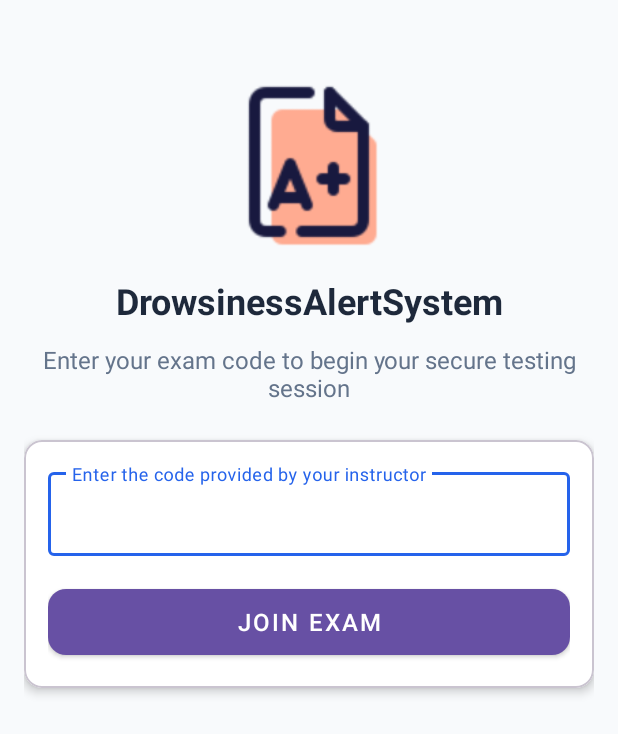
After one commit to AnonyFriday/_PROJECT_Drownsiness-Alert-System, an Android app: the layout activity_main.xml on its own in the app's theme, with its tools: preview values and no code run, on a phone screen of 412 x 824 dp. The commit adds this screen. Shown: the top 734 px of the screen. Run offline under Robolectric (Android 15) with nearby library versions, the phone set to English and light mode, and no system bars.

Commit message:
adds main activity

```diff
--- a/app/src/main/AndroidManifest.xml
+++ b/app/src/main/AndroidManifest.xml
@@ -3,7 +3,12 @@
 
     <uses-feature
         android:name="android.hardware.camera"
-        android:required="false" />
+        android:required="false" /> <!-- Permissions -->
+    <uses-permission android:name="android.permission.POST_NOTIFICATIONS" />
+    <uses-permission android:name="android.permission.CAMERA" />
+    <uses-permission android:name="android.permission.INTERNET" />
+    <uses-permission android:name="android.permission.WAKE_LOCK" />
+
     <application
         android:allowBackup="true"
         android:dataExtractionRules="@xml/data_extraction_rules"
@@ -13,19 +18,19 @@
         android:roundIcon="@mipmap/ic_launcher_round"
         android:supportsRtl="true"
         android:theme="@style/Theme.DrowsinessAlertSystem">
-
+        <activity
+            android:name=".camera.CameraActivity"
+            android:exported="false" />
         <!-- Activities -->
         <activity
-            android:name=".camera.CameraActivity"
+            android:name=".MainActivity"
             android:exported="true">
             <intent-filter>
                 <action android:name="android.intent.action.MAIN" />
+
                 <category android:name="android.intent.category.LAUNCHER" />
             </intent-filter>
-        </activity>
-
-
-        <!-- Services -->
+        </activity> <!-- Services -->
         <service
             android:name=".services.NotificationFMService"
             android:exported="false">
@@ -35,10 +40,4 @@
         </service>
     </application>
 
-    <!-- Permissions -->
-    <uses-permission android:name="android.permission.POST_NOTIFICATIONS" />
-    <uses-permission android:name="android.permission.CAMERA" />
-    <uses-permission android:name="android.permission.INTERNET" />
-    <uses-permission android:name="android.permission.WAKE_LOCK" />
-
 </manifest>
--- /dev/null
+++ b/app/src/main/java/com/duyvukim/drowsinessalertsystem/MainActivity.java
@@ -0,0 +1,50 @@
+package com.duyvukim.drowsinessalertsystem;
+
+import android.content.Intent;
+import android.os.Bundle;
+import android.widget.TextView;
+
+import androidx.activity.EdgeToEdge;
+import androidx.appcompat.app.AppCompatActivity;
+import androidx.core.graphics.Insets;
+import androidx.core.view.ViewCompat;
+import androidx.core.view.WindowInsetsCompat;
+
+import com.duyvukim.drowsinessalertsystem.camera.CameraActivity;
+import com.duyvukim.drowsinessalertsystem.databinding.ActivityMainBinding;
+import com.duyvukim.drowsinessalertsystem.utils.AppCts;
+import com.google.android.material.button.MaterialButton;
+import com.google.android.material.textfield.TextInputEditText;
+import com.google.android.material.textfield.TextInputLayout;
+
+public class MainActivity extends AppCompatActivity {
+    private TextInputEditText examCodeInput;
+    private MaterialButton joinExamButton;
+
+    private ActivityMainBinding binding;
+    @Override
+    protected void onCreate(Bundle savedInstanceState) {
+        super.onCreate(savedInstanceState);
+        binding = ActivityMainBinding.inflate(getLayoutInflater());
+        setContentView(binding.getRoot());
+        initializeViews();
+        joinExamButton.setOnClickListener(v->{
+            String code;
+            if (examCodeInput.getText()!=null)
+                code = examCodeInput.getText().toString().trim();
+            else {
+                examCodeInput.setError("Please enter code!");
+                return ;
+            }
+
+            if (code.equals(AppCts.Notifications.EXAM_CODE))
+                startActivity(new Intent(MainActivity.this, CameraActivity.class));
+            else examCodeInput.setError("Code isn't found");
+        });
+    }
+
+    private void initializeViews() {
+        joinExamButton = binding.joinExamButton;
+        examCodeInput = binding.examCodeInput;
+    }
+}
--- a/app/src/main/java/com/duyvukim/drowsinessalertsystem/utils/AppCts.java
+++ b/app/src/main/java/com/duyvukim/drowsinessalertsystem/utils/AppCts.java
@@ -4,6 +4,7 @@ public class AppCts {
     public static class Notifications {
         public final static String NOTIFICATION_CHANNEL = "drowsy_alert";
         public final static int NOTIFICATION_ID = 2001;
+        public final static String EXAM_CODE = "12345";
     }
 
     public static class Thresholds {
--- /dev/null
+++ b/app/src/main/res/layout/activity_main.xml
@@ -0,0 +1,104 @@
+<?xml version="1.0" encoding="utf-8"?>
+<androidx.coordinatorlayout.widget.CoordinatorLayout
+    xmlns:android="http://schemas.android.com/apk/res/android"
+    xmlns:app="http://schemas.android.com/apk/res-auto"
+    android:layout_width="match_parent"
+    android:layout_height="match_parent"
+    android:background="@color/background">
+
+    <ScrollView
+        android:layout_width="match_parent"
+        android:layout_height="match_parent"
+        android:fillViewport="true">
+
+        <LinearLayout
+            android:layout_width="match_parent"
+            android:layout_height="wrap_content"
+            android:orientation="vertical"
+            android:padding="@dimen/spacing_large">
+
+            <ImageView
+                android:id="@+id/logoImage"
+                android:layout_width="120dp"
+                android:layout_height="120dp"
+                android:layout_gravity="center"
+                android:layout_marginTop="@dimen/spacing_xxlarge"
+                android:src="@drawable/splash_icon"
+                android:contentDescription="@string/app_logo"/>
+
+            <TextView
+                android:layout_width="match_parent"
+                android:layout_height="wrap_content"
+                android:layout_marginTop="@dimen/spacing_large"
+                android:text="@string/app_name"
+                android:textAlignment="center"
+                android:textColor="@color/text_primary"
+                android:textSize="@dimen/text_xlarge"
+                android:textStyle="bold"/>
+
+            <TextView
+                android:layout_width="match_parent"
+                android:layout_height="wrap_content"
+                android:layout_marginTop="@dimen/spacing_medium"
+                android:text="@string/exam_login_subtitle"
+                android:textAlignment="center"
+                android:textColor="@color/text_secondary"
+                android:textSize="@dimen/text_medium"/>
+
+            <com.google.android.material.card.MaterialCardView
+                android:layout_width="match_parent"
+                android:layout_height="wrap_content"
+                android:layout_marginTop="@dimen/spacing_xlarge"
+                app:cardCornerRadius="@dimen/corner_radius"
+                app:cardElevation="4dp"
+                app:cardBackgroundColor="@color/surface">
+
+                <LinearLayout
+                    android:layout_width="match_parent"
+                    android:layout_height="wrap_content"
+                    android:orientation="vertical"
+                    android:padding="@dimen/spacing_large">
+
+                    <com.google.android.material.textfield.TextInputLayout
+                        android:id="@+id/examCodeInputLayout"
+                        style="@style/TextInputLayout"
+                        android:layout_width="match_parent"
+                        android:layout_height="wrap_content"
+                        android:hint="@string/exam_code_hint">
+
+                        <com.google.android.material.textfield.TextInputEditText
+                            android:id="@+id/examCodeInput"
+                            android:layout_width="match_parent"
+                            android:layout_height="@dimen/input_height"
+                            android:inputType="textCapCharacters"
+                            android:maxLength="10"
+                            android:textColor="@color/text_primary"
+                            android:textSize="@dimen/text_medium"/>
+
+                    </com.google.android.material.textfield.TextInputLayout>
+
+                    <TextView
+                        android:id="@+id/errorText"
+                        android:layout_width="match_parent"
+                        android:layout_height="wrap_content"
+                        android:layout_marginTop="@dimen/spacing_small"
+                        android:textColor="@color/error"
+                        android:textSize="@dimen/text_small"
+                        android:visibility="gone"/>
+
+                    <com.google.android.material.button.MaterialButton
+                        android:id="@+id/joinExamButton"
+                        style="@style/Button"
+                        android:layout_width="match_parent"
+                        android:layout_marginTop="@dimen/spacing_large"
+                        android:text="@string/join_exam"/>
+
+                </LinearLayout>
+
+            </com.google.android.material.card.MaterialCardView>
+
+        </LinearLayout>
+
+    </ScrollView>
+
+</androidx.coordinatorlayout.widget.CoordinatorLayout>
--- a/app/src/main/res/values/colors.xml
+++ b/app/src/main/res/values/colors.xml
@@ -2,4 +2,14 @@
 <resources>
     <color name="black">#FF000000</color>
     <color name="white">#FFFFFFFF</color>
+    <color name="primary">#2563EB</color>
+    <color name="primary_dark">#1E40AF</color>
+    <color name="accent">#3B82F6</color>
+    <color name="background">#F8FAFC</color>
+    <color name="surface">#FFFFFF</color>
+    <color name="text_primary">#1E293B</color>
+    <color name="text_secondary">#64748B</color>
+    <color name="error">#DC2626</color>
+    <color name="disabled">#94A3B8</color>
+    <color name="border">#E2E8F0</color>
 </resources>
--- /dev/null
+++ b/app/src/main/res/values/dimens.xml
@@ -0,0 +1,17 @@
+<?xml version="1.0" encoding="utf-8"?>
+<resources>
+    <dimen name="spacing_small">8dp</dimen>
+    <dimen name="spacing_medium">12dp</dimen>
+    <dimen name="spacing_large">16dp</dimen>
+    <dimen name="spacing_xlarge">24dp</dimen>
+    <dimen name="spacing_xxlarge">32dp</dimen>
+
+    <dimen name="text_small">14sp</dimen>
+    <dimen name="text_medium">16sp</dimen>
+    <dimen name="text_large">18sp</dimen>
+    <dimen name="text_xlarge">24sp</dimen>
+
+    <dimen name="button_height">56dp</dimen>
+    <dimen name="input_height">56dp</dimen>
+    <dimen name="corner_radius">12dp</dimen>
+</resources>
--- a/app/src/main/res/values/strings.xml
+++ b/app/src/main/res/values/strings.xml
@@ -1,3 +1,13 @@
 <resources>
     <string name="app_name">DrowsinessAlertSystem</string>
+
+    <string name="app_logo">Application Logo</string>
+    <string name="exam_login_subtitle">Enter your exam code to begin your secure testing session</string>
+    <string name="exam_code_hint">Enter the code provided by your instructor</string>
+    <string name="join_exam">Join Exam</string>
+    <string name="error_empty_code">Please enter an exam code</string>
+    <string name="error_invalid_code">Invalid exam code. Please try again.</string>
+    <string name="warning_history">Warning History</string>
+    <string name="close">Close</string>
+    <string name="no_warnings">No warnings recorded</string>
 </resources>
--- /dev/null
+++ b/app/src/main/res/values/styles.xml
@@ -0,0 +1,22 @@
+<?xml version="1.0" encoding="utf-8"?>
+<resources>
+    <style name="AppTheme" parent="Theme.MaterialComponents.Light.NoActionBar">
+        <item name="colorPrimary">@color/primary</item>
+        <item name="colorPrimaryDark">@color/primary_dark</item>
+        <item name="colorAccent">@color/accent</item>
+        <item name="android:windowBackground">@color/background</item>
+    </style>
+
+    <style name="TextInputLayout" parent="Widget.MaterialComponents.TextInputLayout.OutlinedBox">
+        <item name="boxStrokeColor">@color/primary</item>
+        <item name="boxStrokeWidth">1dp</item>
+        <item name="android:textColorHint">@color/text_secondary</item>
+        <item name="hintTextColor">@color/primary</item>
+    </style>
+
+    <style name="Button" parent="Widget.MaterialComponents.Button">
+        <item name="android:layout_height">@dimen/button_height</item>
+        <item name="android:textSize">@dimen/text_medium</item>
+        <item name="cornerRadius">@dimen/corner_radius</item>
+    </style>
+</resources>
```
Also changed, not shown: app/src/main/res/drawable/splash_icon.png (added).
